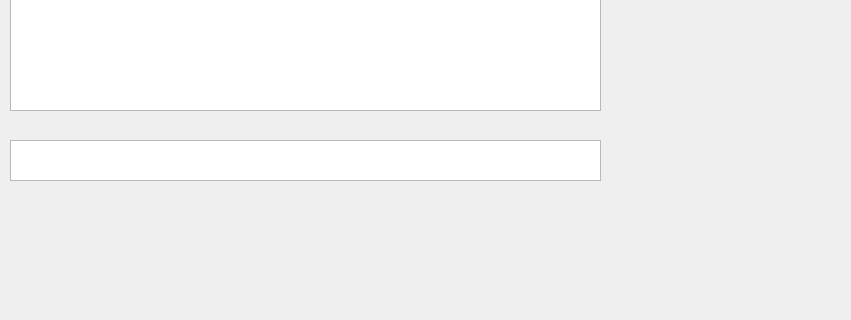
Above: Client/Forms/ClientMain.ui from TMGilchrist/comp260-server before the change; both pictures show x 0 to 851 and y 400 to 720 of the 1046 by 807 pixel window. Below: the same form after it.
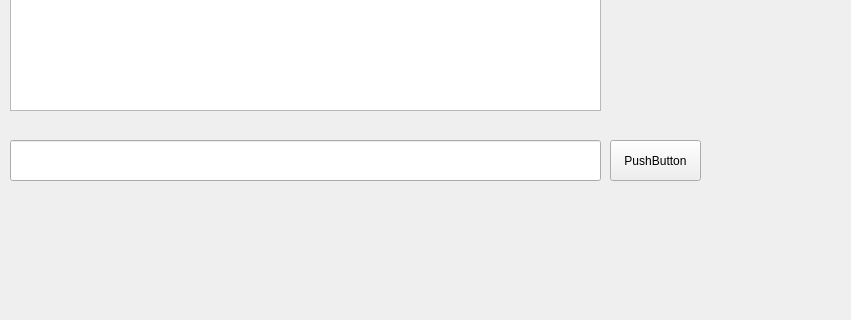
That is the form after the change.

Commit message: Client now sends input on enter and can print the message queue to the screen.

Diff of the .ui file:
```diff
--- a/Client/Forms/ClientMain.ui
+++ b/Client/Forms/ClientMain.ui
@@ -14,16 +14,6 @@
    <string>MainWindow</string>
   </property>
   <widget class="QWidget" name="centralwidget">
-   <widget class="QTextEdit" name="userInput">
-    <property name="geometry">
-     <rect>
-      <x>10</x>
-      <y>540</y>
-      <width>591</width>
-      <height>41</height>
-     </rect>
-    </property>
-   </widget>
    <widget class="QTextEdit" name="textDisplayMain">
     <property name="geometry">
      <rect>
@@ -40,6 +30,29 @@
      <string extracomment="hi"/>
     </property>
    </widget>
+   <widget class="QPushButton" name="testButton">
+    <property name="geometry">
+     <rect>
+      <x>610</x>
+      <y>540</y>
+      <width>91</width>
+      <height>41</height>
+     </rect>
+    </property>
+    <property name="text">
+     <string>PushButton</string>
+    </property>
+   </widget>
+   <widget class="QLineEdit" name="userInput">
+    <property name="geometry">
+     <rect>
+      <x>10</x>
+      <y>540</y>
+      <width>591</width>
+      <height>41</height>
+     </rect>
+    </property>
+   </widget>
   </widget>
   <widget class="QMenuBar" name="menubar">
    <property name="geometry">
```
The commit also changes 3 other files.
